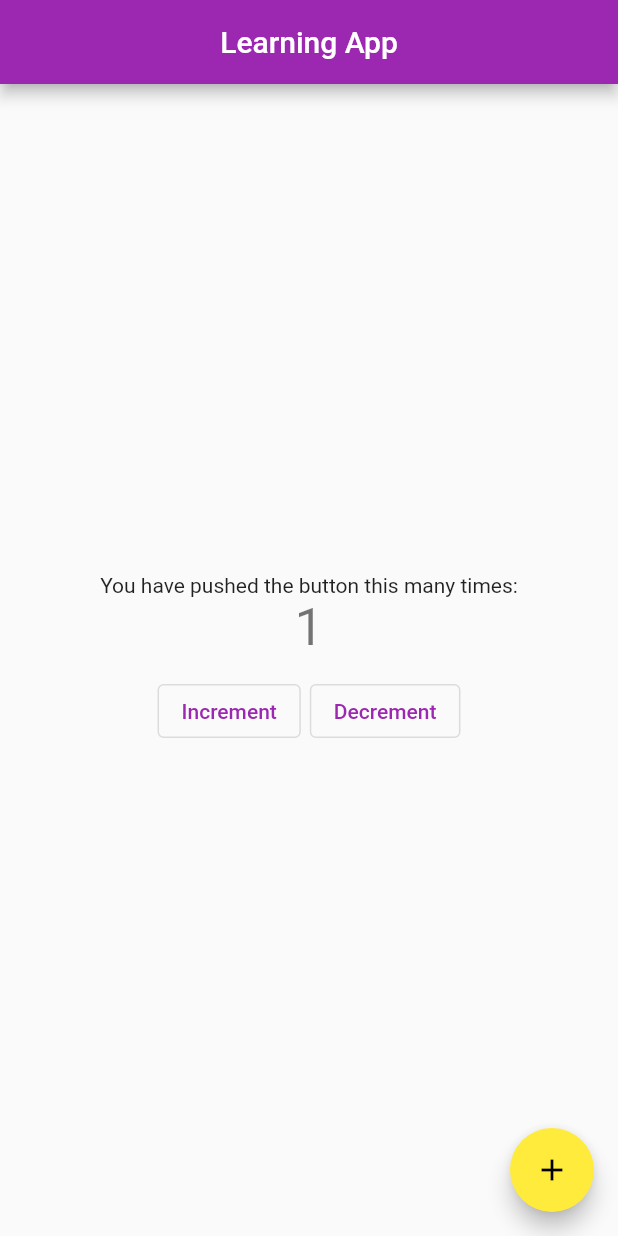
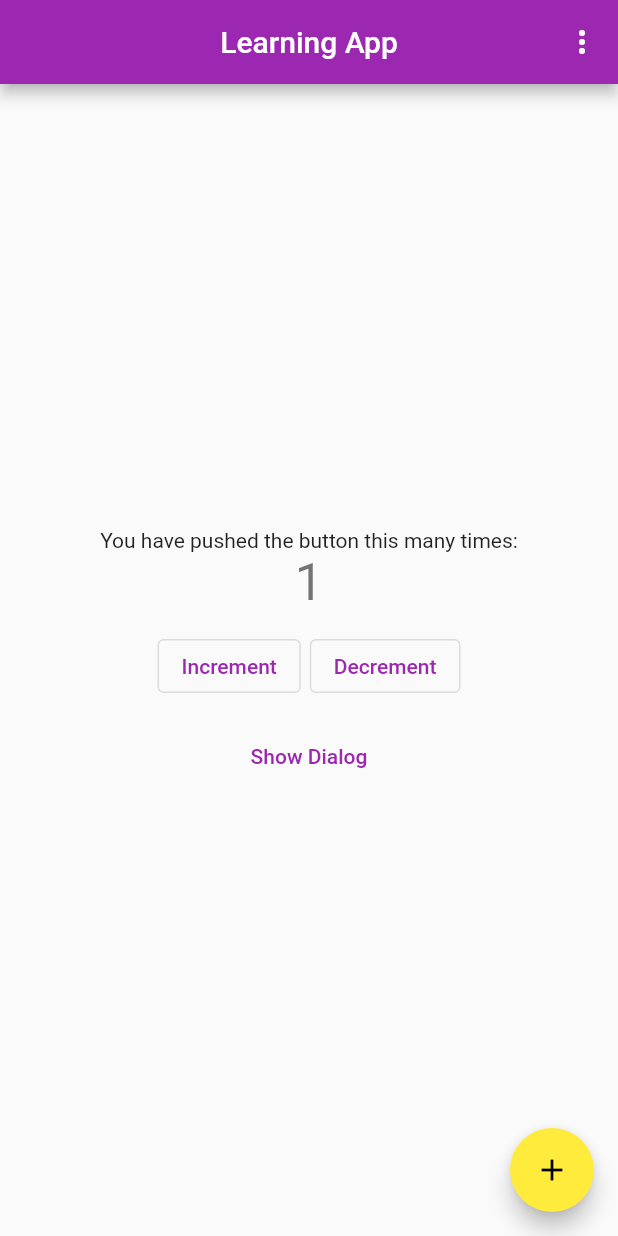
Before and after one commit to Jcmljunior-Archives/learning-app, a Flutter app: the screen it shows after launch, after a tap on "Increment", on a phone screen of 412 x 824 dp. Run offline on Flutter 3.47's test engine with Material 2 defaults, Android fonts, the phone set to English and light mode, and no system bars.

Commit message:
teste componente dialogo

```diff
--- /dev/null
+++ b/lib/app/component/dialog_component.dart
@@ -0,0 +1,29 @@
+import 'package:flutter/material.dart';
+
+class DialogComponent extends StatelessWidget {
+  const DialogComponent({Key? key}) : super(key: key);
+
+  @override
+  Widget build(BuildContext context) {
+    return TextButton(
+      onPressed: () => showDialog<String>(
+        context: context,
+        builder: (BuildContext context) => AlertDialog(
+          title: const Text('AlertDialog Title'),
+          content: const Text('AlertDialog description'),
+          actions: <Widget>[
+            TextButton(
+              onPressed: () => Navigator.pop(context, 'Cancel'),
+              child: const Text('Cancel'),
+            ),
+            TextButton(
+              onPressed: () => Navigator.pop(context, 'OK'),
+              child: const Text('OK'),
+            ),
+          ],
+        ),
+      ),
+      child: const Text('Show Dialog'),
+    );
+  }
+}
--- a/lib/app/view/initial_view.dart
+++ b/lib/app/view/initial_view.dart
@@ -2,6 +2,7 @@ import 'package:flutter/material.dart';
 
 import '../controller/counter_controller.dart';
 import '../component/button_component.dart';
+import '../component/dialog_component.dart';
 
 class InitialView extends StatefulWidget {
   const InitialView({Key? key}) : super(key: key);
@@ -31,6 +32,28 @@ class InitialViewState extends State<InitialView> {
       appBar: AppBar(
         title: const Text('Learning App'),
         centerTitle: true,
+        actions: <Widget>[
+          PopupMenuButton(
+            position: PopupMenuPosition.under,
+            itemBuilder: (context) => [
+              PopupMenuItem(
+                onTap: null,
+                child: Row(
+                  children: const <Widget>[
+                    Icon(
+                      Icons.settings,
+                      color: Colors.black,
+                    ),
+                    SizedBox(
+                      width: 6,
+                    ),
+                    Text("Setting"),
+                  ],
+                ),
+              ),
+            ],
+          ),
+        ],
         // backgroundColor: Theme.of(context).primaryColor,
       ),
       body: Center(
@@ -63,6 +86,15 @@ class InitialViewState extends State<InitialView> {
                   child: const Text('Decrement'),
                 ),
               ],
+            ),
+            const SizedBox(
+              height: 12,
+            ),
+            Row(
+              mainAxisAlignment: MainAxisAlignment.center,
+              children: const <Widget>[
+                DialogComponent(),
+              ],
             )
           ],
         ),
--- a/lib/app/view/splash_screen_view.dart
+++ b/lib/app/view/splash_screen_view.dart
@@ -21,6 +21,7 @@ class _SplashScreenViewState extends State<SplashScreenView> {
   @override
   Widget build(BuildContext context) {
     return Scaffold(
+      backgroundColor: Theme.of(context).colorScheme.primary,
       body: Row(
         mainAxisAlignment: MainAxisAlignment.center,
         children: <Widget>[
@@ -31,11 +32,17 @@ class _SplashScreenViewState extends State<SplashScreenView> {
               Icon(
                 Icons.hourglass_bottom,
                 size: 42,
+                color: Colors.white,
               ),
               SizedBox(
                 height: 12,
               ),
-              Text('Loading...')
+              Text(
+                'Loading...',
+                style: TextStyle(
+                  color: Colors.white,
+                ),
+              ),
             ],
           )
         ],
```
